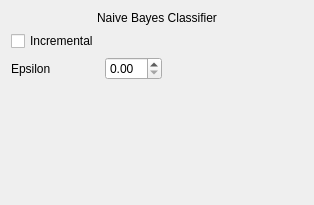
The window that src/WhiskerToolbox/ML_Widget/ML_Naive_Bayes_Widget/ML_Naive_Bayes_Widget.ui (paulmthompson/WhiskerToolbox) describes before a commit, drawn with Qt 5.
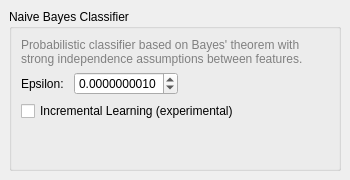
The same window after the commit.

Commit message: better layout. Make sure to remove nans and z score for prediction

The edit to the form file:
```diff
--- a/src/WhiskerToolbox/ML_Widget/ML_Naive_Bayes_Widget/ML_Naive_Bayes_Widget.ui
+++ b/src/WhiskerToolbox/ML_Widget/ML_Naive_Bayes_Widget/ML_Naive_Bayes_Widget.ui
@@ -6,56 +6,101 @@
    <rect>
     <x>0</x>
     <y>0</y>
-    <width>314</width>
-    <height>205</height>
+    <width>350</width>
+    <height>180</height>
    </rect>
   </property>
   <property name="windowTitle">
    <string>Form</string>
   </property>
   <layout class="QVBoxLayout" name="verticalLayout">
+   <property name="spacing">
+    <number>6</number>
+   </property>
+   <property name="leftMargin">
+    <number>9</number>
+   </property>
+   <property name="topMargin">
+    <number>9</number>
+   </property>
+   <property name="rightMargin">
+    <number>9</number>
+   </property>
+   <property name="bottomMargin">
+    <number>9</number>
+   </property>
    <item>
-    <widget class="QLabel" name="label">
-     <property name="text">
+    <widget class="QGroupBox" name="groupBox">
+     <property name="title">
       <string>Naive Bayes Classifier</string>
      </property>
-     <property name="alignment">
-      <set>Qt::AlignmentFlag::AlignCenter</set>
+     <layout class="QVBoxLayout" name="groupBoxLayout">
+      <property name="spacing">
+       <number>6</number>
+      </property>
+      <item>
+       <widget class="QLabel" name="descriptionLabel">
+        <property name="text">
+         <string>Probabilistic classifier based on Bayes' theorem with strong independence assumptions between features.</string>
+        </property>
+        <property name="wordWrap">
+         <bool>true</bool>
+        </property>
+        <property name="styleSheet">
+         <string>QLabel { color: gray; font-size: 9pt; }</string>
      </property>
     </widget>
    </item>
    <item>
-    <layout class="QGridLayout" name="gridLayout">
+       <layout class="QFormLayout" name="formLayout">
+        <property name="fieldGrowthPolicy">
+         <enum>QFormLayout::ExpandingFieldsGrow</enum>
+        </property>
+        <property name="horizontalSpacing">
+         <number>10</number>
+        </property>
+        <property name="verticalSpacing">
+         <number>6</number>
+        </property>
      <item row="0" column="0">
+         <widget class="QLabel" name="epsilonLabel">
+          <property name="text">
+           <string>Epsilon:</string>
+          </property>
+          <property name="toolTip">
+           <string>Small value added to variance for numerical stability</string>
+          </property>
+         </widget>
+        </item>
+        <item row="0" column="1">
+         <widget class="QDoubleSpinBox" name="doubleSpinBox">
+          <property name="toolTip">
+           <string>Smoothing parameter to prevent zero probabilities (default: 1e-9)</string>
+          </property>
+          <property name="decimals">
+           <number>10</number>
+          </property>
+          <property name="minimum">
+           <double>0.000000000100000</double>
+          </property>
+          <property name="maximum">
+           <double>1.000000000000000</double>
+          </property>
+          <property name="value">
+           <double>0.000000001000000</double>
+          </property>
+         </widget>
+        </item>
+        <item row="1" column="0" colspan="2">
       <widget class="QCheckBox" name="checkBox">
        <property name="text">
-        <string>Incremental</string>
-       </property>
-      </widget>
-     </item>
-     <item row="1" column="0">
-      <widget class="QLabel" name="label_2">
-       <property name="text">
-        <string>Epsilon</string>
+           <string>Incremental Learning (experimental)</string>
+          </property>
+          <property name="toolTip">
+           <string>Enable incremental learning for online training scenarios</string>
        </property>
       </widget>
      </item>
-     <item row="1" column="1">
-      <widget class="QDoubleSpinBox" name="doubleSpinBox"/>
-     </item>
-     <item row="1" column="2">
-      <spacer name="horizontalSpacer">
-       <property name="orientation">
-        <enum>Qt::Orientation::Horizontal</enum>
-       </property>
-       <property name="sizeHint" stdset="0">
-        <size>
-         <width>40</width>
-         <height>20</height>
-        </size>
-       </property>
-      </spacer>
-     </item>
     </layout>
    </item>
    <item>
@@ -66,10 +111,13 @@
      <property name="sizeHint" stdset="0">
       <size>
        <width>20</width>
-       <height>40</height>
+          <height>10</height>
       </size>
      </property>
     </spacer>
+      </item>
+     </layout>
+    </widget>
    </item>
   </layout>
  </widget>
```
Left out of the diff: 2 changed lines with no effect on the pictures. Lines whose indentation alone changed are shown as unchanged. The commit also changes 10 other files.
